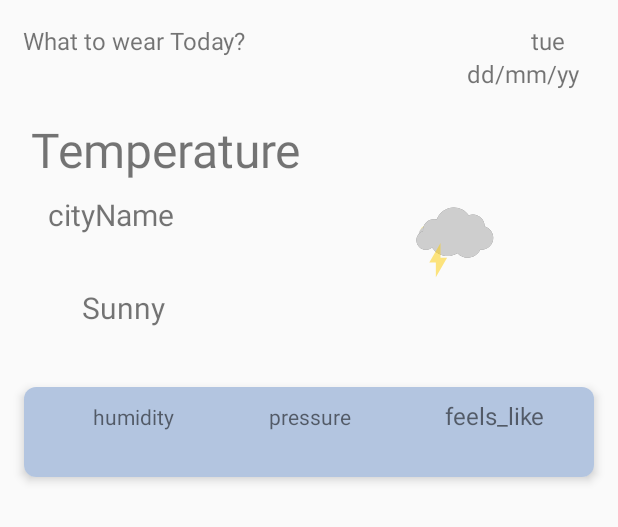
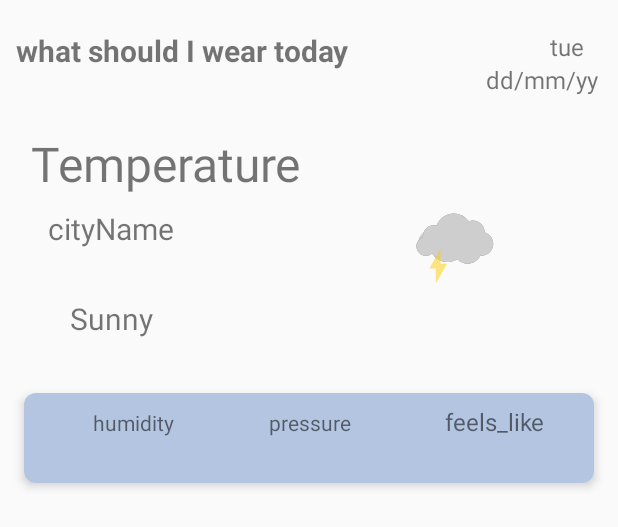
Before and after one commit to RehabFakhry/Outfit-Suggestion-Weather-App, an Android app: the layout activity_main.xml on its own in the app's theme, with its tools: preview values and no code run, on a phone screen of 412 x 824 dp. Shown: the top 527 px of the screen. Run offline under Robolectric (Android 15) with nearby library versions, the phone set to English and light mode, and no system bars.

Commit message:
enhance xml

```diff
--- a/app/src/main/res/layout/activity_main.xml
+++ b/app/src/main/res/layout/activity_main.xml
@@ -10,9 +10,10 @@
         android:id="@+id/textView_morning"
         android:layout_width="wrap_content"
         android:layout_height="wrap_content"
-        android:layout_marginTop="@dimen/spacing_medium"
-        android:text="@string/what_to_wear_today"
-        android:textSize="@dimen/text_medium"
+        android:layout_marginTop="@dimen/spacing_large"
+        android:text="@string/what_should_i_wear_today"
+        android:textSize="@dimen/text_large"
+        android:textStyle="bold"
         app:layout_constraintEnd_toEndOf="parent"
         app:layout_constraintHorizontal_bias="0.057"
         app:layout_constraintStart_toStartOf="parent"
@@ -23,7 +24,7 @@
         android:layout_width="wrap_content"
         android:layout_height="wrap_content"
         android:layout_marginStart="@dimen/spacing_giant"
-        android:layout_marginTop="@dimen/spacing_medium"
+        android:layout_marginTop="@dimen/spacing_large"
         android:text="@string/current_day"
         android:textSize="@dimen/text_medium"
         app:layout_constraintEnd_toEndOf="parent"
@@ -48,7 +49,7 @@
         android:layout_width="wrap_content"
         android:layout_height="wrap_content"
         android:layout_marginVertical="@dimen/spacing_medium"
-        android:layout_marginStart="@dimen/spacing_medium"
+        android:gravity="center"
         android:text="@string/sunny"
         android:textSize="@dimen/text_large"
         app:layout_constraintBottom_toTopOf="@+id/cardView_weather"
```
